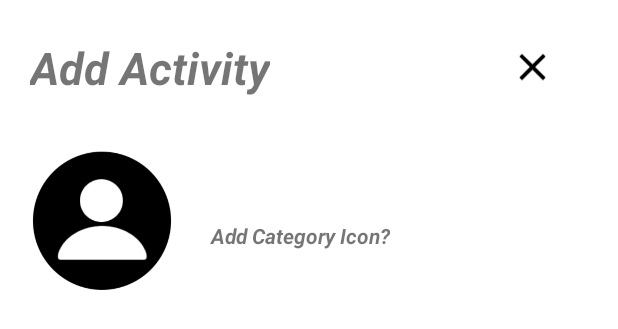
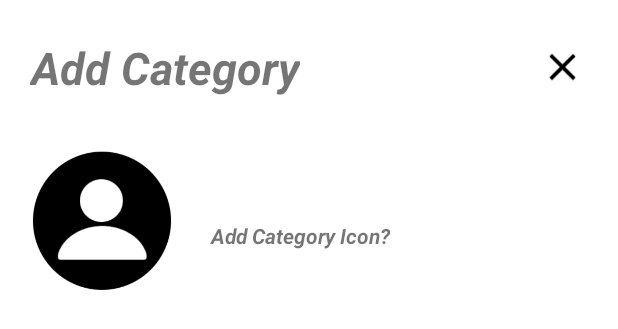
Before and after one commit to GabrielGrobb/opsc7311_part2, an Android app: the layout activity_add_category.xml on its own in the app's theme, with its tools: preview values and no code run, on a phone screen of 412 x 824 dp. Shown: the top 329 px of the screen. Run offline under Robolectric (Android 15) with nearby library versions, the phone set to English and light mode, and no system bars.

Commit message:
AddActivity page updates
Updated activity_add_category string

```diff
--- a/app/src/main/res/layout/activity_add_category.xml
+++ b/app/src/main/res/layout/activity_add_category.xml
@@ -24,7 +24,7 @@
 
         <TextView
             android:id="@+id/Header"
-            android:text="@string/add_activity_header"
+            android:text="@string/add_category"
             android:layout_centerVertical="true"
             android:layout_marginLeft="20dp"
             android:gravity="end"
--- a/app/src/main/res/values/strings.xml
+++ b/app/src/main/res/values/strings.xml
@@ -22,8 +22,10 @@
     <string name="duration">Duration (Hours)</string>
     <string name="start_date">Start Date...</string>
     <string name="end_date">End Date...</string>
+    <string name="add_activity_header">Add Activity</string>
     <string name="repeat_activity">Will this Activity be repeated daily?</string>
     --Add Category Page
     <string name="add_category_icon">Add Category Icon?</string>
-    <string name="add_activity_header">Add Activity</string>
+    <string name="add_category">Add Category</string>
+
 </resources>
```
